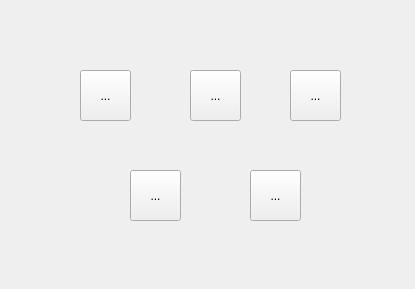
The window that qt04day_event/mainwindow.ui (coldwindx/QtStudy) describes before a commit, drawn with Qt 5.
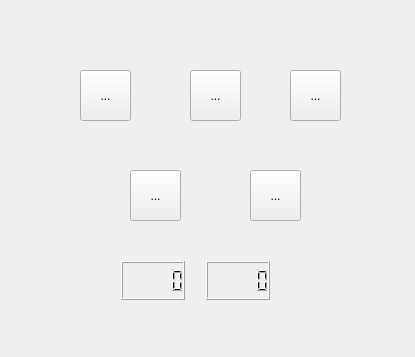
The same window after the commit. Icons and pictures are not drawn. Custom widgets are drawn as their Qt base class.

```diff
--- a/qt04day_event/mainwindow.ui
+++ b/qt04day_event/mainwindow.ui
@@ -7,7 +7,7 @@
     <x>0</x>
     <y>0</y>
     <width>415</width>
-    <height>289</height>
+    <height>357</height>
    </rect>
   </property>
   <property name="windowTitle">
@@ -129,6 +129,37 @@
      </size>
     </property>
    </widget>
+   <widget class="QWidget" name="horizontalLayoutWidget">
+    <property name="geometry">
+     <rect>
+      <x>110</x>
+      <y>250</y>
+      <width>171</width>
+      <height>61</height>
+     </rect>
+    </property>
+    <layout class="QHBoxLayout" name="horizontalLayout">
+     <item>
+      <widget class="QLCDNumber" name="lcd1"/>
+     </item>
+     <item>
+      <spacer name="horizontalSpacer">
+       <property name="orientation">
+        <enum>Qt::Horizontal</enum>
+       </property>
+       <property name="sizeHint" stdset="0">
+        <size>
+         <width>35</width>
+         <height>19</height>
+        </size>
+       </property>
+      </spacer>
+     </item>
+     <item>
+      <widget class="QLCDNumber" name="lcd2"/>
+     </item>
+    </layout>
+   </widget>
   </widget>
  </widget>
  <layoutdefault spacing="6" margin="11"/>
```
